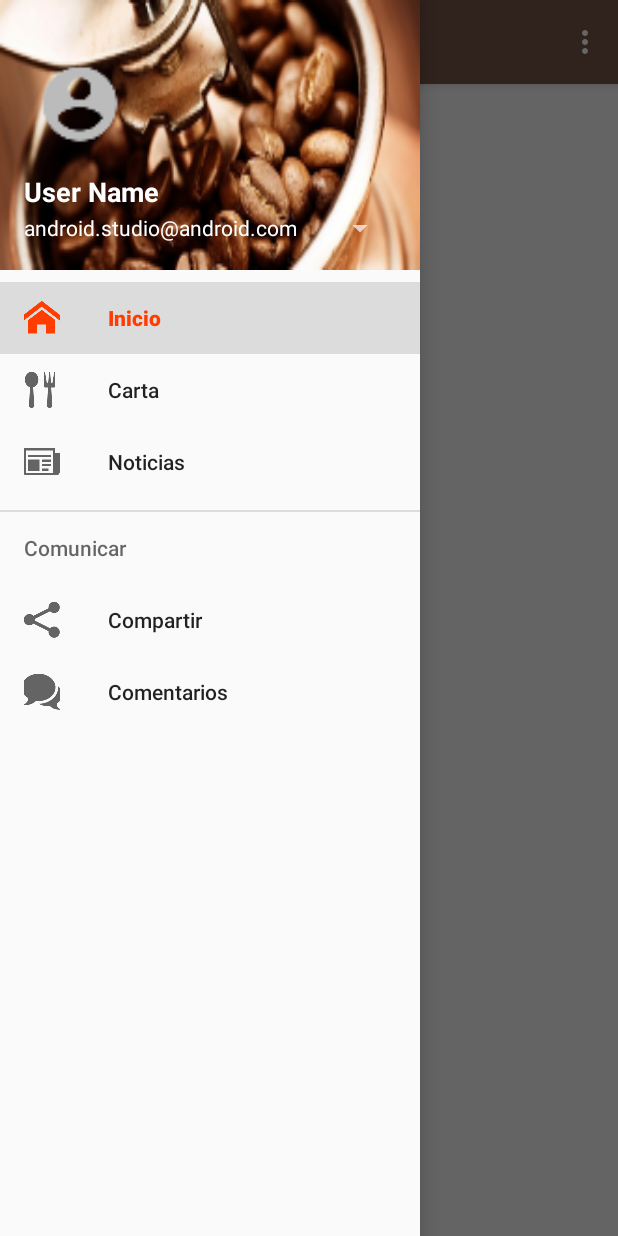
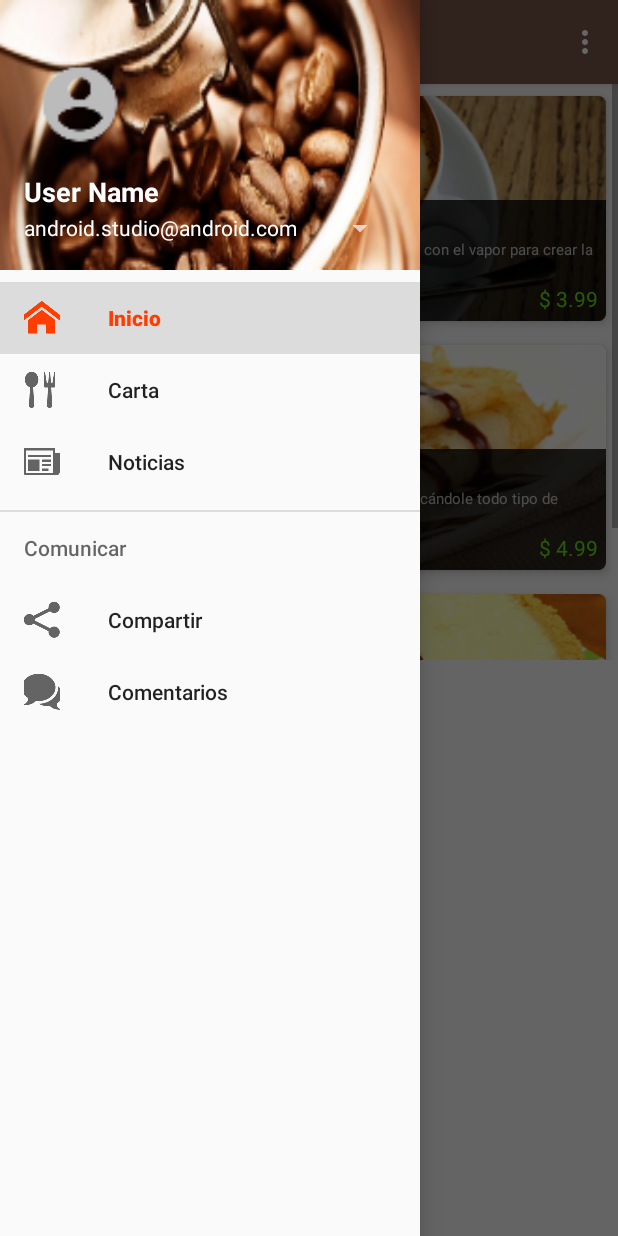
Before and after one commit to ESAlbertoMejia/CrafterAppBetaVersion, an Android app: the screen it shows after launch (MainActivity), with the side drawer open, on a phone screen of 412 x 824 dp. Run offline under Robolectric (Android 15) with nearby library versions, the phone set to English and light mode, and no system bars.

Commit message:
Implementacion del Recycler View en la clase MainFragment

```diff
--- a/app/src/main/java/com/esamdevelopers/gamej/crafterapp/MainFragment.java
+++ b/app/src/main/java/com/esamdevelopers/gamej/crafterapp/MainFragment.java
@@ -4,9 +4,13 @@ package com.esamdevelopers.gamej.crafterapp;
 import android.os.Bundle;
 import android.support.annotation.Nullable;
 import android.support.v4.app.Fragment;
+import android.support.v7.widget.LinearLayoutManager;
+import android.support.v7.widget.RecyclerView;
 import android.view.LayoutInflater;
 import android.view.View;
 import android.view.ViewGroup;
+
+import com.esamdevelopers.gamej.crafterapp.adaptador.MainAdapter;
 
 /**
  * A simple {@link Fragment} subclass.
@@ -19,9 +23,19 @@ public class MainFragment extends Fragment {
         return inflater.inflate(R.layout.app_bar_main, container, false);
     }
 
+    @SuppressWarnings("ConstantConditions")
     @Override
     public void onViewCreated(View view, @Nullable Bundle savedInstanceState) {
         super.onViewCreated(view, savedInstanceState);
+        RecyclerView recyclerView = (RecyclerView) view.findViewById(R.id.recycler_view_promotion);
+        MainAdapter adapter = new MainAdapter(getActivity());
+
+        if (recyclerView != null){
+            recyclerView.setHasFixedSize(true);
+            recyclerView.setAdapter(adapter);
+        }
+
+        recyclerView.setLayoutManager(new LinearLayoutManager(getActivity()));
     }
 
     @Override
--- a/app/src/main/java/com/esamdevelopers/gamej/crafterapp/adaptador/MainAdapter.java
+++ b/app/src/main/java/com/esamdevelopers/gamej/crafterapp/adaptador/MainAdapter.java
@@ -26,9 +26,9 @@ public class MainAdapter extends RecyclerView.Adapter<MainHolder> {
             "Capuchino", "Crepa", "Pie"
     };
     String[] descriptions = {
-            "Bebida italiana preparada con café expreso y leche montada con el vapor para crear la espuma (en ocasiones lleva cacao o canela en polvo).",
-            "Se denomina crepe, crepa, o crep (del francés crêpe, y éste a su vez del latín crispus, ‘crespo’) a la receta europea de origen francés bretón, hecha fundamentalmente de harina de trigo. Se sirve habitualmente como base de un plato o postre, aplicándole todo tipo de ingredientes dulces o salados.",
-            "Postre hecho a base de requesón o queso crema o queso quark, azúcar y algunas veces otros ingredientes, tales como: huevos, crema de leche, frutas o bayas (fresas, moras, zarzamoras, mora azul, arándanos e, inclusive, limones o naranjas, etc.)."
+            "Bebida italiana preparada con café expreso y leche montada con el vapor para crear la espuma.",
+            "Se sirve habitualmente como base de un plato o postre, aplicándole todo tipo de ingredientes dulces o salados.",
+            "Postre hecho a base de requesón o queso crema o queso quark, azúcar decorados con bayas (fresas, moras, zarzamoras, mora azul, arándanos e, inclusive, limones o naranjas, etc.)."
     };
     String[] prices = {
             "$ 3.99", "$ 4.99", "$ 1.99"
--- a/app/src/main/res/layout/item_recycler.xml
+++ b/app/src/main/res/layout/item_recycler.xml
@@ -10,7 +10,7 @@
     android:theme="@style/ThemeOverlay.AppCompat.Dark"
     app:cardBackgroundColor="@color/cardview_light_background"
     app:cardCornerRadius="@dimen/corner_radius_card_view"
-    app:cardElevation="@dimen/cardview_default_elevation">
+    app:cardElevation="@dimen/elevation_card_view">
 
     <ImageView
         android:id="@+id/img_description"
@@ -35,19 +35,21 @@
             android:layout_height="wrap_content"
             android:text="Café"
             android:textAllCaps="true"
-            android:textSize="16sp" />
+            android:textSize="12sp" />
 
         <TextView
             android:id="@+id/description_item_card"
             android:layout_width="match_parent"
             android:layout_height="wrap_content"
             android:layout_marginTop="4dp"
+            android:textSize="10sp"
             android:text="Delicioso café elaborado con los mejores granos cosechados en nuestro Pais..." />
 
         <TextView
             android:id="@+id/price"
             android:layout_width="wrap_content"
             android:layout_height="wrap_content"
+            android:layout_marginTop="4dp"
             android:layout_gravity="end"
             android:text="$ 2.99"
             android:textColor="@color/colorPrice" />
--- a/app/src/main/res/values/dimens.xml
+++ b/app/src/main/res/values/dimens.xml
@@ -7,7 +7,8 @@
     <dimen name="activity_vertical_margin">16dp</dimen>
     <dimen name="fab_margin">16dp</dimen>
     <dimen name="corner_radius_card_view">5dp</dimen>
-    <dimen name="general_padding">16dp</dimen>
+    <dimen name="elevation_card_view">4dp</dimen>
+    <dimen name="general_padding">5dp</dimen>
     <dimen name="general_margin">16dp</dimen>
     <dimen name="card_view_margin">8dp</dimen>
 </resources>
```
